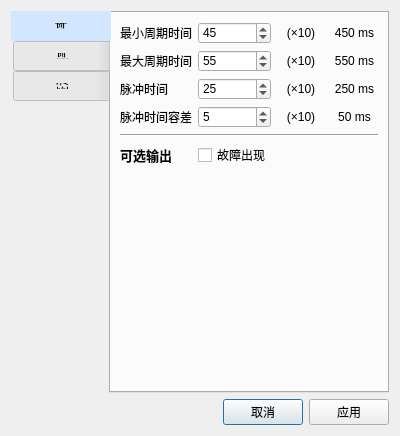
Qt form logic_view/logic_setting/apply_freq_monitor_setting.ui (su0814/qt_spc100) before a commit.
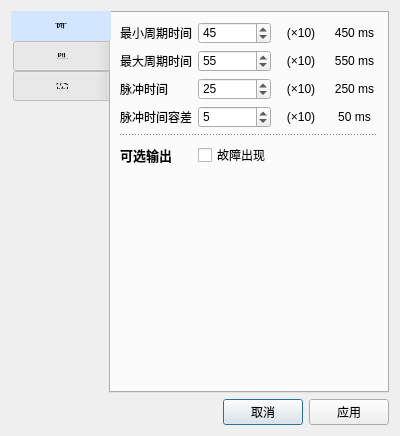
The same form after that commit. The open tabs and pages were chosen to show the change.

```diff
--- a/logic_view/logic_setting/apply_freq_monitor_setting.ui
+++ b/logic_view/logic_setting/apply_freq_monitor_setting.ui
@@ -326,6 +326,9 @@
        </item>
        <item row="4" column="0" colspan="4">
         <widget class="Line" name="line">
+         <property name="styleSheet">
+          <string notr="true">border-top: 1px dotted;</string>
+         </property>
          <property name="orientation">
           <enum>Qt::Horizontal</enum>
          </property>
```
Left out of the diff: 2 changed lines with no effect on the pictures.
